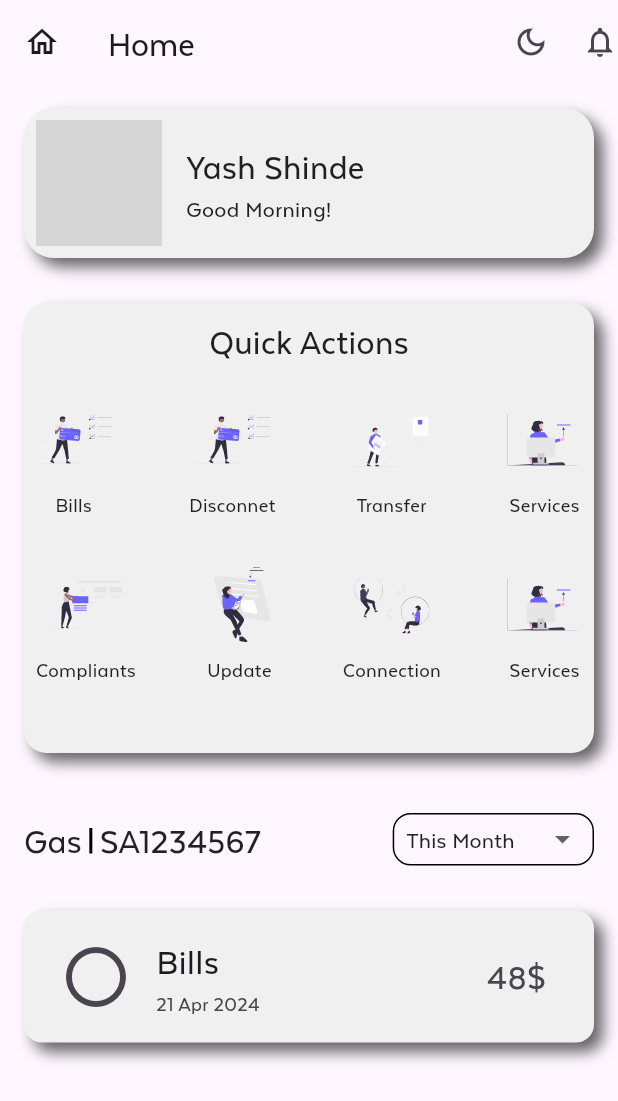
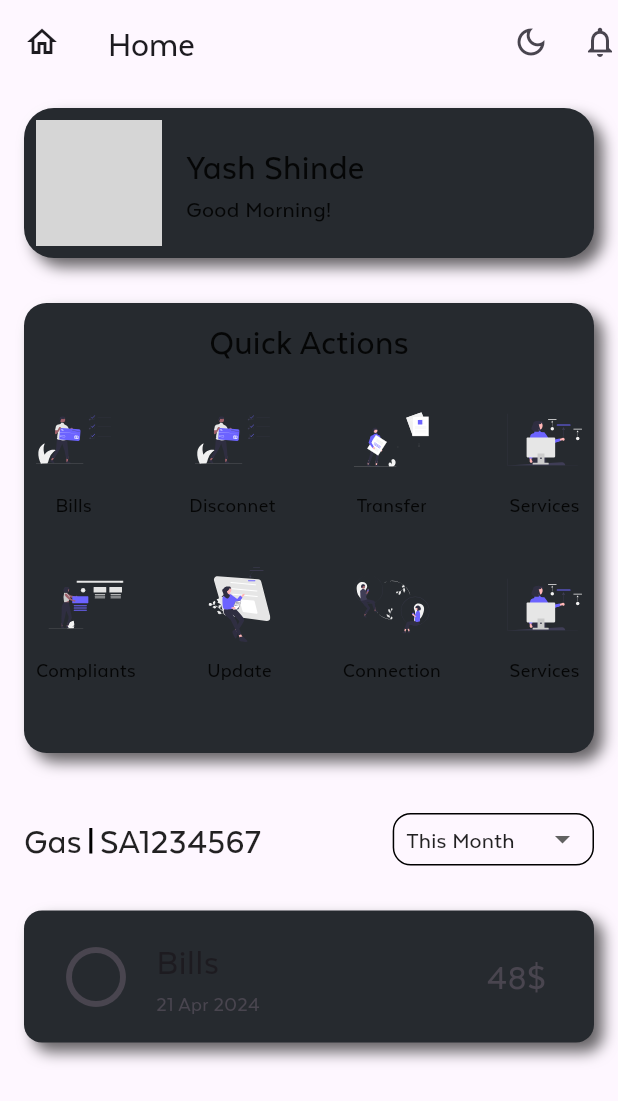
Before and after one commit to yashin4112/bynry-flutter-task, a Flutter app: the HomeView screen opened directly, on a phone screen of 412 x 824 dp. Shown: the top 1101 px of the screen. Run offline on Flutter 3.47's test engine with Material 3 defaults, Android fonts, the phone set to English and light mode, and no system bars; our stand-ins replace dio, flutter_riverpod, flutter_svg, fluttertoast, hive_flutter, settings_ui; accounts and stored records are empty; network calls fail; grey boxes are pictures that could not be loaded.

Commit message:
theme bugs fixes, api bug fix

```diff
--- a/lib/modules/auth/provider.dart
+++ b/lib/modules/auth/provider.dart
@@ -54,6 +54,9 @@ class LoginProvider {
   }
 
   void registerUser() async {
+    print(emailController.text);
+    print(passwordController.text);
+    print(nameController.text);
       var res = await ref.read(apiProvider).authRoute.register(email: emailController.text, password: passwordController.text, name: nameController.text);
       ref.read(isOtpSentProvider.notifier).state = true;
       Fluttertoast.showToast(msg: 'OTP sent to your email');
--- a/lib/modules/home/ui.dart
+++ b/lib/modules/home/ui.dart
@@ -71,9 +71,8 @@ class _HomeViewState extends ConsumerState<HomeView> {
                 padding: const EdgeInsets.all(8.0),
                 decoration: BoxDecoration(
                   boxShadow: boxShadow(),
-                  color: ref.watch(themesProvider) == ThemeMode.dark
-                      ? const Color.fromARGB(255, 38, 42, 47)
-                      : Color.fromARGB(255, 241, 240, 240),
+                  color: ref.watch(themesProvider) == ThemeMode.light
+                      ? Color.fromARGB(255, 241, 240, 240) : const Color.fromARGB(255, 38, 42, 47),
                   // color: const Color.fromARGB(255, 241, 240, 240),
                   borderRadius: BorderRadius.circular(20.0),
                 ),
@@ -132,9 +131,8 @@ class _HomeViewState extends ConsumerState<HomeView> {
                 decoration: BoxDecoration(
                   // color: const Color.fromARGB(220, 241, 241, 242),
                   //color: const Color.fromARGB(255, 241, 240, 240),
-                  color: ref.watch(themesProvider) == ThemeMode.dark
-                      ? const Color.fromARGB(255, 38, 42, 47)
-                      : const Color.fromARGB(255, 241, 240, 240),
+                  color: ref.watch(themesProvider) == ThemeMode.light
+                      ? Color.fromARGB(255, 241, 240, 240) : const Color.fromARGB(255, 38, 42, 47),
                   boxShadow: boxShadow(),
                   borderRadius: BorderRadius.circular(15.0),
                 ),
@@ -286,9 +284,9 @@ class _HomeViewState extends ConsumerState<HomeView> {
                   padding: const EdgeInsets.all(8.0),
                   decoration: BoxDecoration(
                     boxShadow: boxShadow(),
-                    color: ref.watch(themesProvider) == ThemeMode.dark
-                        ? const Color.fromARGB(255, 38, 42, 47)
-                        : const Color.fromARGB(255, 241, 240, 240),
+                    color: ref.watch(themesProvider) == ThemeMode.light
+                        ?  const Color.fromARGB(255, 241, 240, 240)
+                        :const Color.fromARGB(255, 38, 42, 47),
                     borderRadius: BorderRadius.circular(12.0),
                   ),
                   child: ListTile(
--- a/lib/provider/api/routes/auth.dart
+++ b/lib/provider/api/routes/auth.dart
@@ -7,6 +7,7 @@ class AuthRoute {
 
   Future<Response<dynamic>> register({String? email, String? password, String? name}) async {
     try {
+      print(dio.options.baseUrl);
       var data = <String, dynamic>{};
       if(email != '') data['email'] = email;
       if(password != '') data['password'] = password;
@@ -16,12 +17,15 @@ class AuthRoute {
         data: data,
       );
     } catch (e) {
+      print(e);
       rethrow;
     }
   }
 
   Future<Response<dynamic>> verifyOTP({String? email, required int otp}) async {
     try {
+      print(dio.options.baseUrl);
+
       var data = <String, dynamic>{};
       if(email != '') data['email'] = email;
       data['otp'] = otp;
```
Also changed, not shown: 1 other file.
